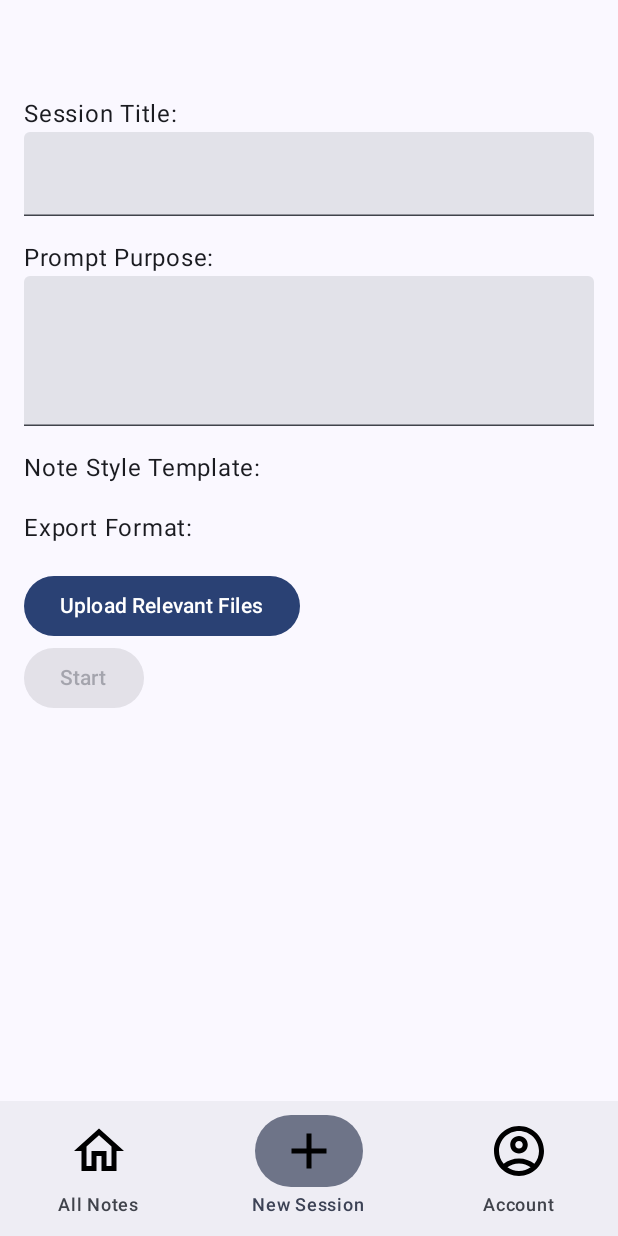
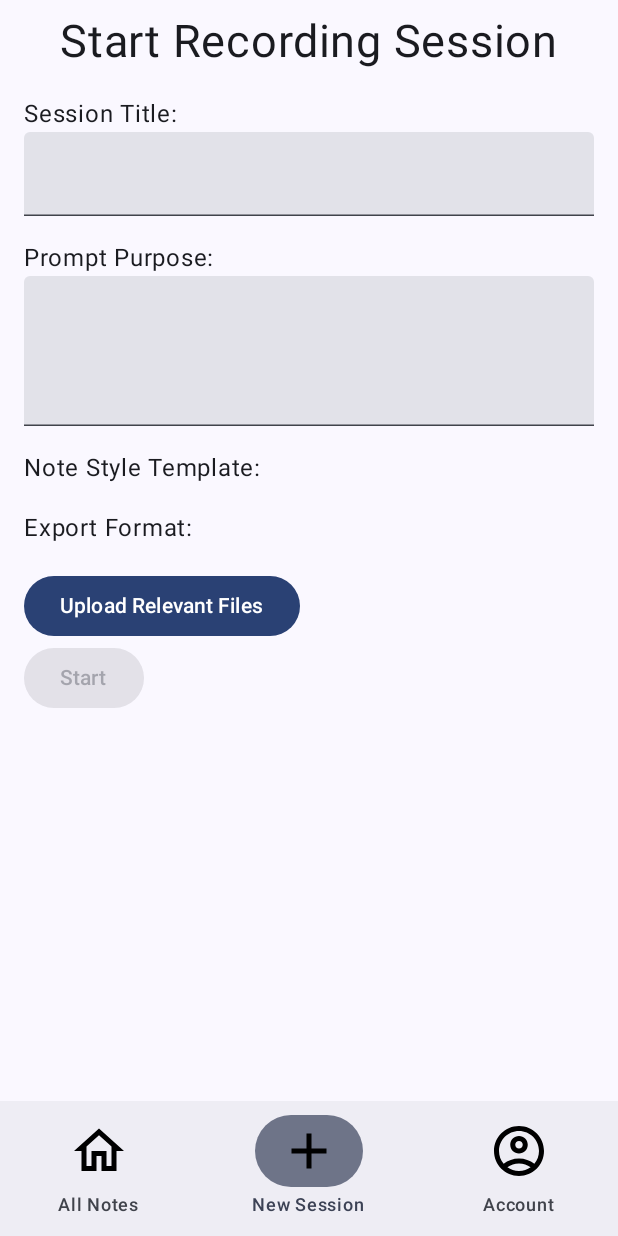
Before and after one commit to Starfox68/AccessaNotes, an Android app built with Jetpack Compose: the screen it shows after launch (MainActivity), item 2 of the bottom bar chosen, on a phone screen of 412 x 824 dp. Run offline under Robolectric (Android 15) with nearby library versions, the light colour scheme and no system bars; our stand-ins replace Dagger/Hilt's generated code, Room's generated code.

Commit message:
recording started sound for pivot

```diff
--- a/AccessaNotes/app/src/main/java/com/shaphr/accessanotes/ui/screens/NoteRepositoryScreen.kt
+++ b/AccessaNotes/app/src/main/java/com/shaphr/accessanotes/ui/screens/NoteRepositoryScreen.kt
@@ -96,7 +96,7 @@ fun NoteRepositoryScreen(
 ////                                    )
 ////                                )
 //                            }
-                        Card(shape = RoundedCornerShape(3.dp), modifier = paddingModifier, elevation = CardDefaults.cardElevation(10.dp), border = BorderStroke(2.dp, Color.Black)) {
+                        Card(shape = RoundedCornerShape(3.dp), modifier = paddingModifier, elevation = CardDefaults.cardElevation(10.dp), ) {
                             Row(verticalAlignment = Alignment.CenterVertically) {
                                 Column(modifier = Modifier.padding(10.dp,0.dp,0.dp,0.dp)) {
                                 Text(note.title, color = Color.Black)
--- a/AccessaNotes/app/src/main/java/com/shaphr/accessanotes/ui/screens/SessionStartAndEndScreen.kt
+++ b/AccessaNotes/app/src/main/java/com/shaphr/accessanotes/ui/screens/SessionStartAndEndScreen.kt
@@ -2,6 +2,7 @@ package com.shaphr.accessanotes.ui.screens
 
 
 import android.annotation.SuppressLint
+import android.media.MediaPlayer
 import android.net.Uri
 import androidx.activity.compose.rememberLauncherForActivityResult
 import androidx.activity.result.contract.ActivityResultContracts
@@ -36,11 +37,13 @@ import androidx.compose.ui.platform.testTag
 import androidx.compose.ui.text.input.TextFieldValue
 import androidx.compose.ui.tooling.preview.Preview
 import androidx.compose.ui.unit.dp
+import androidx.compose.ui.unit.sp
 import androidx.documentfile.provider.DocumentFile
 import androidx.hilt.navigation.compose.hiltViewModel
 import androidx.navigation.NavHostController
 import androidx.navigation.compose.rememberNavController
 import com.shaphr.accessanotes.Destination
+import com.shaphr.accessanotes.R
 import com.shaphr.accessanotes.ui.components.BottomNavBar
 import com.shaphr.accessanotes.ui.components.TopNav
 import com.shaphr.accessanotes.ui.viewmodels.StartAndEndScreenViewModel
@@ -51,9 +54,13 @@ fun SessionStartAndEndScreen(navController: NavHostController, viewModel: StartA
     val title = viewModel.title.collectAsState().value
     var prompt = viewModel.prompt.collectAsState().value
     var fileText = viewModel.fileText.collectAsState().value
+    val context = LocalContext.current
 
     SessionStartScreen(
         onStartClick = {
+            val mediaPlayer = MediaPlayer.create(context, R.raw.recording_started)
+            mediaPlayer.start()
+
             println("Clicked Start")
             println("File text: $fileText")
             if (prompt.isBlank()) {
@@ -92,7 +99,11 @@ fun SessionStartScreen(
     var promptPurpose by remember { mutableStateOf(TextFieldValue("")) }
 
     Scaffold(
-//        topBar = { TopNav("Record Session") },
+        topBar = {
+            Row(modifier = Modifier.fillMaxWidth().padding(0.dp,10.dp,0.dp,10.dp), verticalAlignment = Alignment.CenterVertically, horizontalArrangement = Arrangement.Center ) {
+                Text(text="Start Recording Session", fontSize = 30.sp, maxLines = 1)
+            }
+        },
         content = {
             Column(
                 modifier = Modifier
```
Also changed, not shown: 1 other file.
